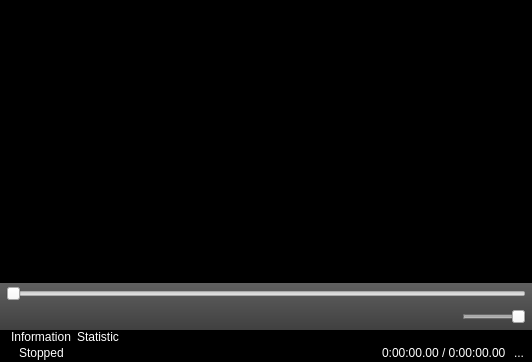
First picture: the form in hostwindow.ui, repository mpc-qt/mpc-qt, before the edit.
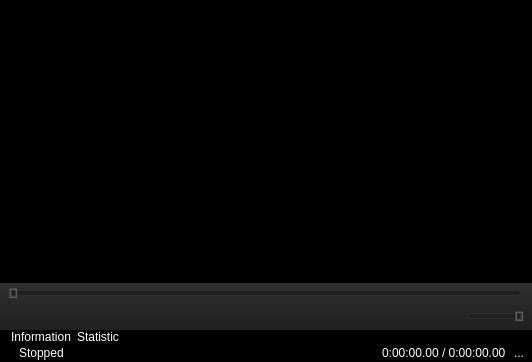
Second picture: the form after the edit. Icons and pictures are not drawn.

Commit message:
Make the GUI look nice with the new KDE Breeze theme.
The background of the QFrame had to be darker so that the disabled
buttons still showed, and the QSlider had to be completely styled so
that its handle matches the rest of the dark theme we've got going on.

```diff
--- a/hostwindow.ui
+++ b/hostwindow.ui
@@ -46,7 +46,7 @@
 }
 
 QFrame {
-background: qlineargradient(spread:pad, x1:0, y1:0, x2:0, y2:1, stop:0 rgba(96, 96, 96, 255), stop:1 rgba(64, 64, 64, 255));
+background: qlineargradient(spread:pad, x1:0, y1:0, x2:0, y2:1, stop:0 rgba(48, 48, 48, 255), stop:1 rgba(32, 32, 32, 255));
 }
 
 Line {
@@ -57,6 +57,22 @@
 Line::groove {
 color: black;
 background-color: black;
+}
+
+QSlider {
+margin: 0px 5px;
+}
+QSlider::groove {
+background: rgb(32,32,32);
+height: 4px;
+border: 1px solid rgb(48,48,48);
+border-radius: 2px;
+}
+QSlider::handle {
+background: none;
+border: 2px groove rgb(64,64,64);
+margin: -3px -3px;
+width: 4px;
 }</string>
   </property>
   <layout class="QVBoxLayout" name="verticalLayout_4" stretch="1,0,0">
```
